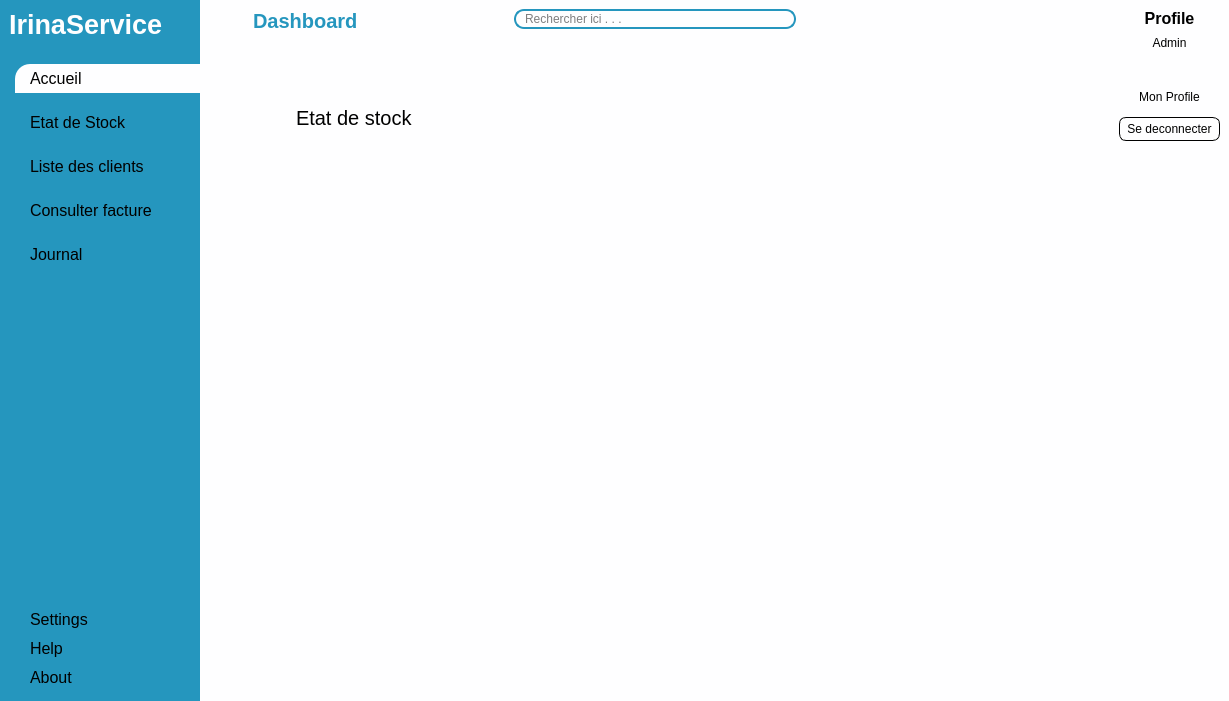
ninohantonio/Store-Management, file views/main_window.ui: the form before one commit.
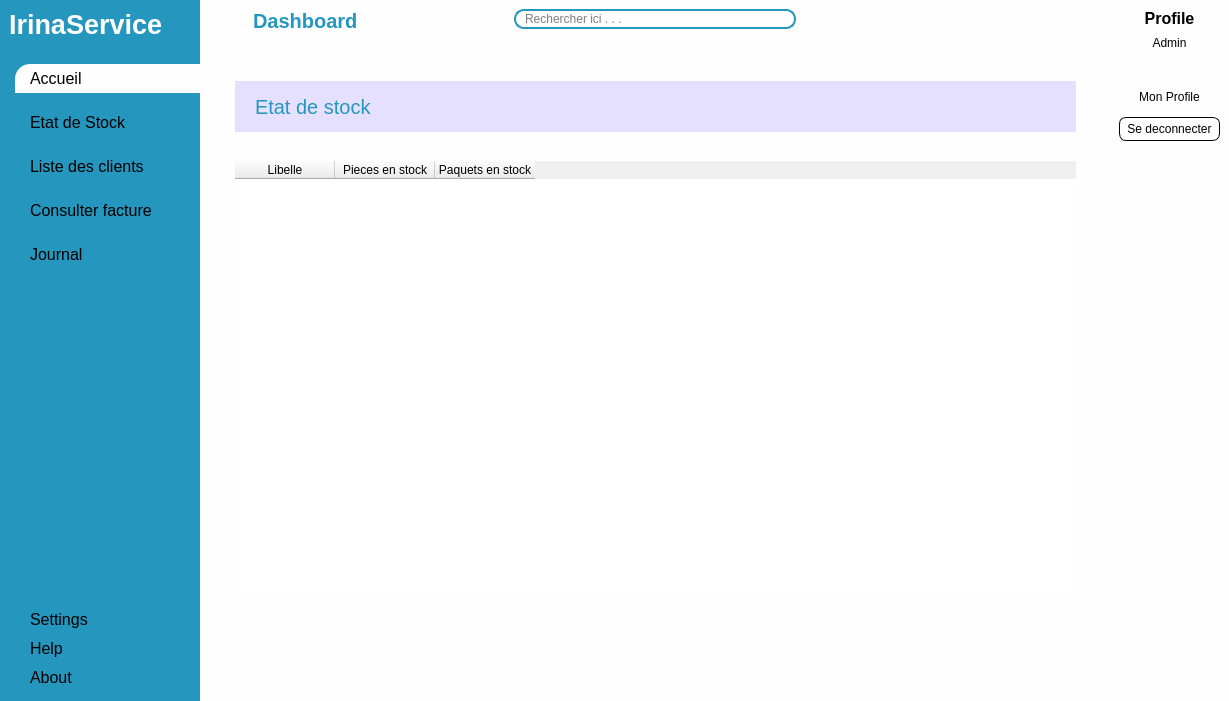
The form after the commit. The open tabs and pages were chosen to show the change. Icons and pictures are not drawn. Custom widgets are drawn as their Qt base class.

Commit message: initialize stock screen

```diff
--- a/views/main_window.ui
+++ b/views/main_window.ui
@@ -81,7 +81,7 @@
 }
 
 
-#welcomeLabel{
+#welcomeLabel, #stock_labele{
 	text-align: center;
 	color:  #2596be;
 	background-color: #e5e0ff;
@@ -696,7 +696,7 @@
        <item>
         <widget class="QCustomQStackedWidget" name="mainNavigationScreen">
          <property name="currentIndex">
-          <number>0</number>
+          <number>1</number>
          </property>
          <widget class="QWidget" name="homePage">
           <widget class="QFrame" name="frame">
@@ -842,28 +842,22 @@
           </widget>
          </widget>
          <widget class="QWidget" name="stockPage">
+          <layout class="QVBoxLayout" name="verticalLayout_4">
+           <item>
           <widget class="QFrame" name="frame_2">
-           <property name="geometry">
-            <rect>
-             <x>30</x>
-             <y>30</y>
-             <width>401</width>
-             <height>80</height>
-            </rect>
-           </property>
            <property name="frameShape">
             <enum>QFrame::Shape::StyledPanel</enum>
            </property>
            <property name="frameShadow">
             <enum>QFrame::Shadow::Raised</enum>
            </property>
-           <widget class="QLabel" name="label_3">
+             <widget class="QLabel" name="stock_labele">
             <property name="geometry">
              <rect>
-              <x>60</x>
+                <x>20</x>
               <y>20</y>
-              <width>141</width>
-              <height>31</height>
+                <width>841</width>
+                <height>51</height>
              </rect>
             </property>
             <property name="font">
@@ -875,7 +869,34 @@
              <string>Etat de stock</string>
             </property>
            </widget>
-          </widget>
+             <widget class="QTableWidget" name="tableWidget">
+              <property name="geometry">
+               <rect>
+                <x>20</x>
+                <y>100</y>
+                <width>841</width>
+                <height>431</height>
+               </rect>
+              </property>
+              <column>
+               <property name="text">
+                <string>Libelle</string>
+               </property>
+              </column>
+              <column>
+               <property name="text">
+                <string>Pieces en stock</string>
+               </property>
+              </column>
+              <column>
+               <property name="text">
+                <string>Paquets en stock</string>
+               </property>
+              </column>
+             </widget>
+            </widget>
+           </item>
+          </layout>
          </widget>
          <widget class="QWidget" name="clientPage">
           <widget class="QFrame" name="frame_3">
```
Lines whose indentation alone changed are shown as unchanged. The commit also changes 2 other files.
